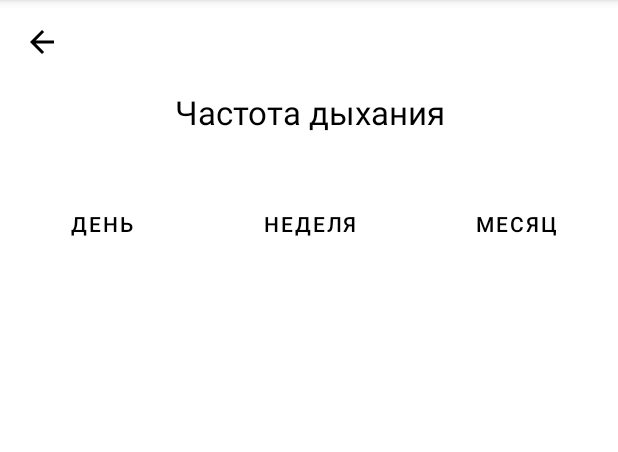
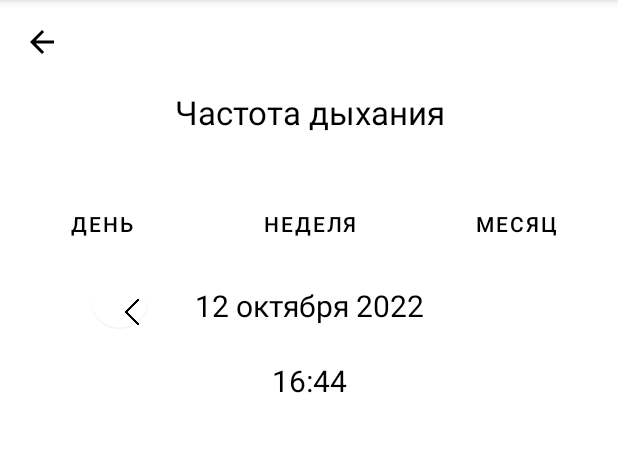
Before and after one commit to AlexSergo/MyPet, an Android app: the fragment BreathingRateFragment shown on its own in the app's theme, on a phone screen of 412 x 824 dp, the part 84-536 px from its top. Run offline under Robolectric (Android 15) with nearby library versions, the phone set to English and light mode, and no system bars.

Commit message:
settings modified

```diff
--- a/app/src/main/res/layout/fragment_breathing_rate.xml
+++ b/app/src/main/res/layout/fragment_breathing_rate.xml
@@ -56,5 +56,41 @@
         android:text="@string/month"
         android:textColor="@color/black" />
 
+    <com.google.android.material.floatingactionbutton.FloatingActionButton
+        android:id="@+id/btn_less"
+        android:layout_width="44dp"
+        android:layout_height="39dp"
+        android:layout_marginStart="60dp"
+        android:layout_marginTop="180dp"
+        android:clickable="true"
+        android:elevation="0dp"
+        android:src="@drawable/less"
+        app:backgroundTint="#00FFFFFF"
+        app:elevation="0dp" />
+
+    <TextView
+        android:id="@+id/day_month_year"
+        android:layout_marginTop="190dp"
+        android:layout_marginLeft="100dp"
+        android:layout_marginRight="100dp"
+        android:textSize="20sp"
+        android:layout_width="match_parent"
+        android:layout_height="wrap_content"
+        android:gravity="center"
+        android:text="12 октября 2022"
+        android:textColor="@color/black"/>
+
+    <TextView
+        android:id="@+id/time"
+        android:layout_marginTop="240dp"
+        android:textSize="20sp"
+        android:layout_width="match_parent"
+        android:layout_height="wrap_content"
+        android:layout_marginLeft="100dp"
+        android:layout_marginRight="100dp"
+        android:gravity="center"
+        android:text="16:44"
+        android:textColor="@color/black"/>
+
 
 </FrameLayout>
```
Also changed, not shown: app/src/main/res/layout/fragment_heart_rate.xml (+36 -0 lines), app/src/main/res/layout/fragment_pressure.xml (+36 -0 lines), app/src/main/res/layout/fragment_temperature.xml (+36 -0 lines).
